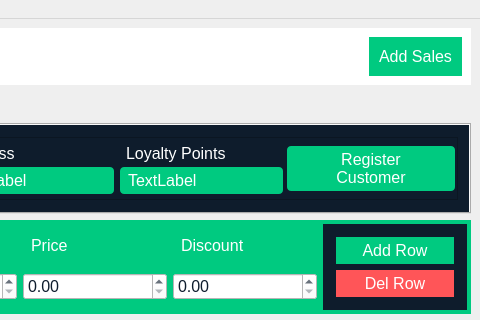
Before: the Qt Designer form addsales.ui in arshc0der/Inventory-Management-System, drawn with Qt 5; both pictures show x 586 to 1066 and y 0 to 320 of the 1066 by 610 pixel window.
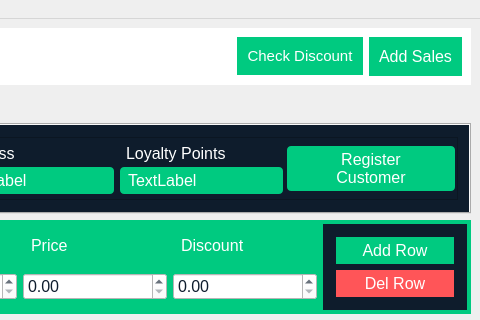
After: the same form once the commit is applied. Icons and pictures are not drawn.

```diff
--- a/addsales.ui
+++ b/addsales.ui
@@ -70,6 +70,35 @@
            </property>
           </widget>
          </item>
+         <item>
+          <widget class="QPushButton" name="check_discount_pushButton">
+           <property name="sizePolicy">
+            <sizepolicy hsizetype="Fixed" vsizetype="Fixed">
+             <horstretch>0</horstretch>
+             <verstretch>0</verstretch>
+            </sizepolicy>
+           </property>
+           <property name="font">
+            <font>
+             <pointsize>11</pointsize>
+            </font>
+           </property>
+           <property name="styleSheet">
+            <string notr="true">QPushButton{
+border:none;
+color: rgb(255, 255, 255);
+background-color: #00CA80;
+padding:10px;
+}
+QPushButton:hover{
+background-color: rgb(0, 147, 93);
+}</string>
+           </property>
+           <property name="text">
+            <string>Check Discount</string>
+           </property>
+          </widget>
+         </item>
          <item>
           <widget class="QPushButton" name="Add_sale_btn">
            <property name="sizePolicy">
```
